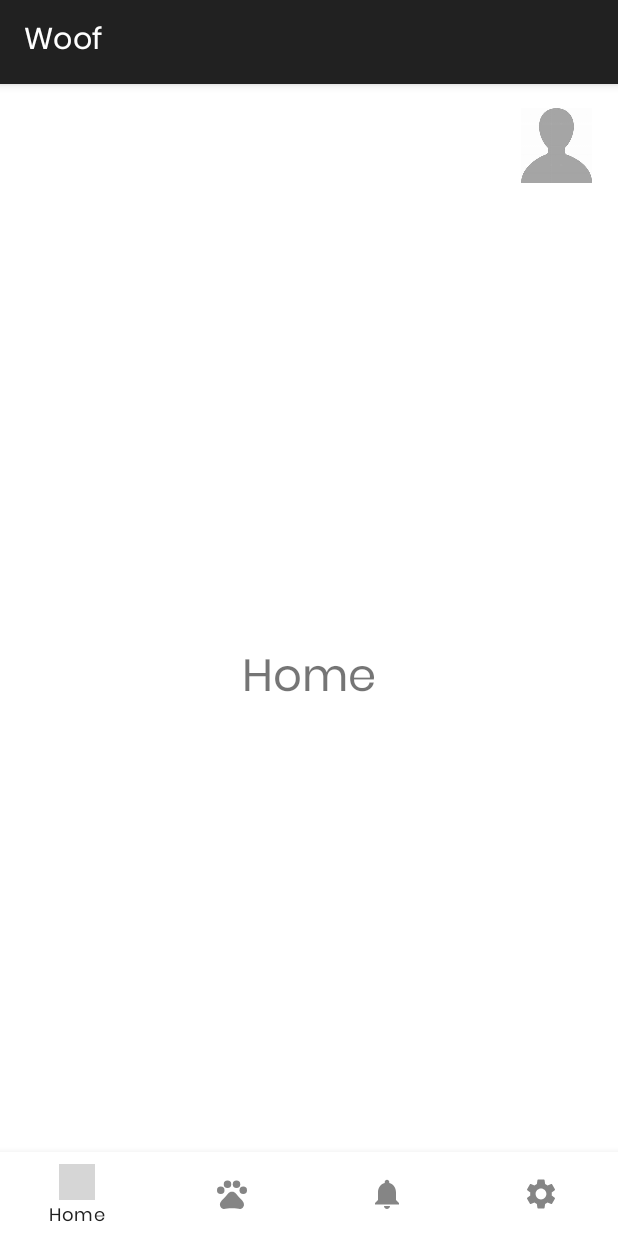
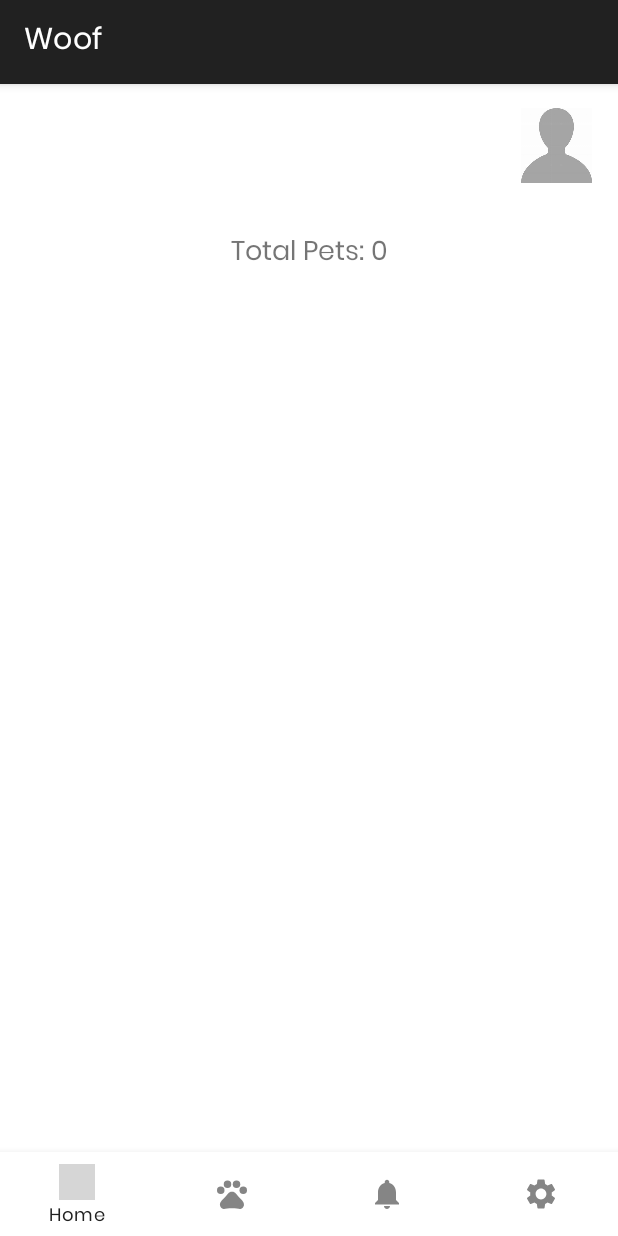
Before and after one commit to VandalByte/Woof, an Android app: the HomeFragment screen opened directly, with no data from a screen before it, on a phone screen of 412 x 824 dp. Run offline under Robolectric (Android 15) with nearby library versions, the light colour scheme and no system bars; our stand-ins replace Room's generated code; grey boxes are pictures that could not be loaded.

Commit message:
Home Fragment

```diff
--- a/app/build.gradle.kts
+++ b/app/build.gradle.kts
@@ -59,4 +59,6 @@
     // glide
     implementation("com.github.bumptech.glide:glide:4.12.0")
     implementation ("androidx.annotation:annotation:1.3.0")
+    //viewmodel
+    implementation ("androidx.lifecycle:lifecycle-viewmodel-ktx:2.3.1")
 }
--- a/app/src/main/java/com/dev/woof/HomeFragment.kt
+++ b/app/src/main/java/com/dev/woof/HomeFragment.kt
@@ -1,6 +1,22 @@
 package com.dev.woof
 
+import android.os.Bundle
+import android.view.View
+import android.widget.TextView
 import androidx.fragment.app.Fragment
 
 class HomeFragment: Fragment(R.layout.fragment_home) {
+
+    private lateinit var myDB: PetsDatabase
+    private lateinit var petsCountTextView: TextView
+
+    override fun onViewCreated(view: View, savedInstanceState: Bundle?) {
+        super.onViewCreated(view, savedInstanceState)
+
+        petsCountTextView = view.findViewById(R.id.pets_count_text_view)
+
+        myDB = PetsDatabase(requireActivity())
+        val petsCount = myDB.getPetsCount()
+        petsCountTextView.text = "Total Pets: $petsCount"
+    }
 }
--- a/app/src/main/java/com/dev/woof/PetsDatabase.java
+++ b/app/src/main/java/com/dev/woof/PetsDatabase.java
@@ -108,4 +108,15 @@
             Toast.makeText(context,"Successfully Deleted.", Toast.LENGTH_SHORT).show();
         }
     }
+
+    int getPetsCount() {
+        SQLiteDatabase db = this.getReadableDatabase();
+        Cursor cursor = db.rawQuery("SELECT COUNT(*) FROM " + TABLE_NAME, null);
+        int count = 0;
+        if (cursor.moveToFirst()) {
+            count = cursor.getInt(0);
+        }
+        cursor.close();
+        return count;
+    }
 }
--- a/app/src/main/res/layout/fragment_home.xml
+++ b/app/src/main/res/layout/fragment_home.xml
@@ -7,16 +7,20 @@
     android:layout_height="match_parent"
     tools:context=".MainActivity">
 
-    <TextView
-        android:id="@+id/tvHomeFragment"
-        android:layout_width="wrap_content"
-        android:layout_height="wrap_content"
-        android:text="Home"
-        android:textSize="30sp"
-        app:layout_constraintBottom_toBottomOf="parent"
-        app:layout_constraintEnd_toEndOf="parent"
-        app:layout_constraintHorizontal_bias="0.5"
-        app:layout_constraintStart_toStartOf="parent"
-        app:layout_constraintTop_toTopOf="parent"
-        app:layout_constraintVertical_bias="0.5" />
+    <LinearLayout
+        android:layout_width="match_parent"
+        android:layout_height="match_parent"
+        android:orientation="vertical"
+        android:padding="16dp"
+        tools:context=".HomeFragment">
+
+
+        <TextView
+            android:id="@+id/pets_count_text_view"
+            android:layout_width="match_parent"
+            android:layout_height="wrap_content"
+            android:text="Total Pets: 0"
+            android:textSize="18sp"
+            android:textAlignment="center"/>
+    </LinearLayout>
 </androidx.constraintlayout.widget.ConstraintLayout>
--- a/app/src/main/res/values/strings.xml
+++ b/app/src/main/res/values/strings.xml
@@ -1,7 +1,7 @@
 <resources>
     <string name="app_name">Woof</string>
     <string name="add_reminder">Add Reminder</string>
-    <string name="menu_home">Home</string>
+    <string name="menu_home">DashBoard</string>
     <string name="menu_pets">My Pets</string>
     <string name="menu_notifications">Reminders</string>
     <string name="menu_settings">Settings</string>
```
